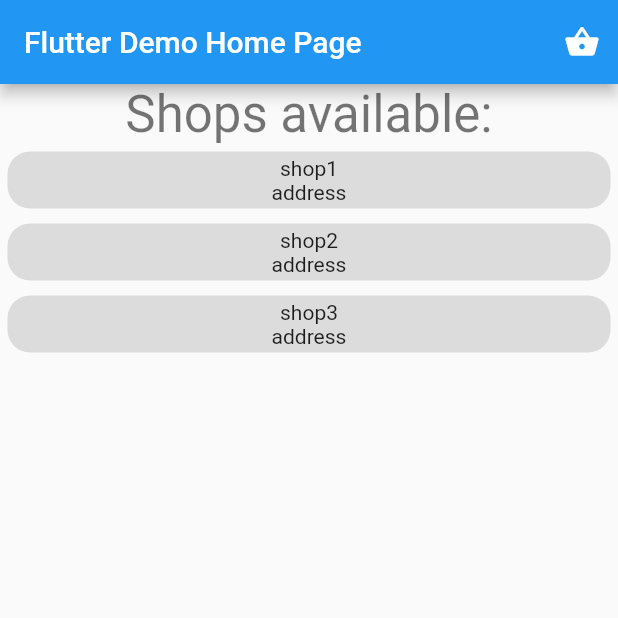
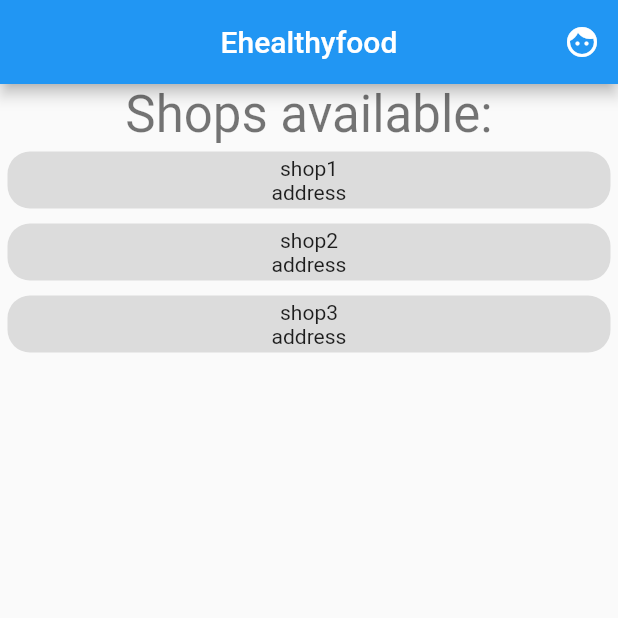
Before and after one commit to papageorgeach/healthyfoodaplication, a Flutter app: the screen it shows after launch, on a phone screen of 412 x 824 dp, the top half of it. Run offline on Flutter 3.47's test engine with Material 2 defaults, Android fonts, the light colour scheme and no system bars.

Commit message:
Adding user functionality(1.0 version) AND fixing back <- functionality

```diff
--- a/lib/basket/basket.dart
+++ b/lib/basket/basket.dart
@@ -4,7 +4,7 @@ import 'package:foodapplication/shop/shop.dart';
 
 class CartModel extends ChangeNotifier {
   /// Internal, private state of the cart.
-  CartModel() {}
+  CartModel();
   final List<ProductInOrder> items = [];
   late Shop shop;
 
@@ -22,6 +22,10 @@ class CartModel extends ChangeNotifier {
     return items;
   }
 
+  int items_in_th_basket() {
+    return items.length;
+  }
+
   /// Removes all items from the cart.
   void removeAll() {
     items.clear();
--- a/lib/home.dart
+++ b/lib/home.dart
@@ -1,9 +1,11 @@
 import 'package:flutter/material.dart';
+import 'package:foodapplication/user/profile.dart';
 import 'basket/basket_widget.dart';
 import 'product/product.dart';
 import 'shop/shop_shortcut.dart';
 import 'shop/shop.dart';
 import 'shop/available_shops.dart';
+import 'user/user.dart';
 
 class MyHomePage extends StatefulWidget {
   const MyHomePage({Key? key, required this.title}) : super(key: key);
@@ -36,20 +38,22 @@ class _MyHomePageState extends State<MyHomePage> {
     Shop shop3 = Shop("shop3", "address", "phone", products);
 
     List<Shop> shops = [shop1, shop2, shop3];
+    User user = User("Achilles");
 
     return Scaffold(
       appBar: AppBar(
+        centerTitle: true,
         title: Text(widget.title),
         automaticallyImplyLeading: false,
         actions: <Widget>[
           IconButton(
             icon: Icon(
-              Icons.shopping_basket,
+              Icons.face_sharp,
               color: Colors.white,
             ),
             onPressed: () {
               Navigator.of(context)
-                  .push(MaterialPageRoute(builder: (context) => Basket()));
+                  .push(MaterialPageRoute(builder: (context) => Profile(user)));
             },
           )
         ],
--- a/lib/main.dart
+++ b/lib/main.dart
@@ -25,7 +25,7 @@ class MyApp extends StatelessWidget {
       theme: ThemeData(
         primarySwatch: Colors.blue,
       ),
-      home: const MyHomePage(title: 'Flutter Demo Home Page'),
+      home: const MyHomePage(title: 'Ehealthyfood'),
     );
   }
 }
--- a/lib/product/product_widget.dart
+++ b/lib/product/product_widget.dart
@@ -7,25 +7,6 @@ import '../basket/basket.dart';
 import '../basket/basket_widget.dart';
 import '../order_widget.dart';
 import 'product.dart';
-/*
-class ProductWidget extends StatelessWidget {
-  Product product;
-  ProductWidget(this.product, {Key? key}) : super(key: key);
-  @override
-  Widget build(BuildContext context) {
-    return Scaffold(
-      appBar: AppBar(
-        title: Text(product.name),
-      ),
-      body: Center(
-        child: Text(
-          product.name,
-          style: TextStyle(fontStyle: FontStyle.italic, fontSize: 40),
-        ),
-      ),
-    );
-  }
-}*/
 
 class ProductWidget extends StatefulWidget {
   final Product product;
@@ -71,19 +52,29 @@ class _ProductWidgetState extends State<ProductWidget> {
     var applicationState = Provider.of<CartModel>(context);
 
     void addstate() {
-      ProductInOrder item = ProductInOrder(widget.product, _quantity, 25);
-      //applicationState.removeAll();
-      applicationState.add(item);
+      if (_quantity == 0) {
+        return;
+      } else {
+        ProductInOrder item = ProductInOrder(widget.product, _quantity, 25);
+        //applicationState.removeAll();
+        applicationState.add(item);
 
-      ScaffoldMessenger.of(context)
-          .showSnackBar(SnackBar(content: Text('${item.product.name} added')));
+        ScaffoldMessenger.of(context).showSnackBar(
+            SnackBar(content: Text('${item.product.name} added')));
 
-      Navigator.of(context).push(MaterialPageRoute(
-          builder: (context) => ShopWidget(applicationState.shop)));
+        Navigator.of(context).push(MaterialPageRoute(
+            builder: (context) => ShopWidget(applicationState.shop)));
+      }
     }
 
     return Scaffold(
       appBar: AppBar(
+        leading: new IconButton(
+          icon: new Icon(Icons.arrow_back),
+          onPressed: () => Navigator.of(context)
+              .push(MaterialPageRoute(builder: (context) => Basket())),
+        ),
+        centerTitle: true,
         title: Text(widget.product.name),
         automaticallyImplyLeading: false,
         actions: <Widget>[
--- /dev/null
+++ b/lib/user/user.dart
@@ -0,0 +1,15 @@
+import 'package:flutter/material.dart';
+import 'package:foodapplication/product/product_in_order.dart';
+import 'package:foodapplication/shop/shop.dart';
+
+class User extends ChangeNotifier {
+  /// Internal, private state of the cart.
+  User(this.name);
+  String name;
+
+  void login(String name) {
+    name = name;
+    // This call tells the widgets that are listening to this model to rebuild.
+    notifyListeners();
+  }
+}
```
Also changed, not shown: lib/basket/basket_widget.dart (+28 -3 lines), lib/order_widget.dart (+11 -0 lines), lib/shop/shop_widget.dart (+43 -6 lines), lib/user/profile.dart (added, +51 -0 lines).
